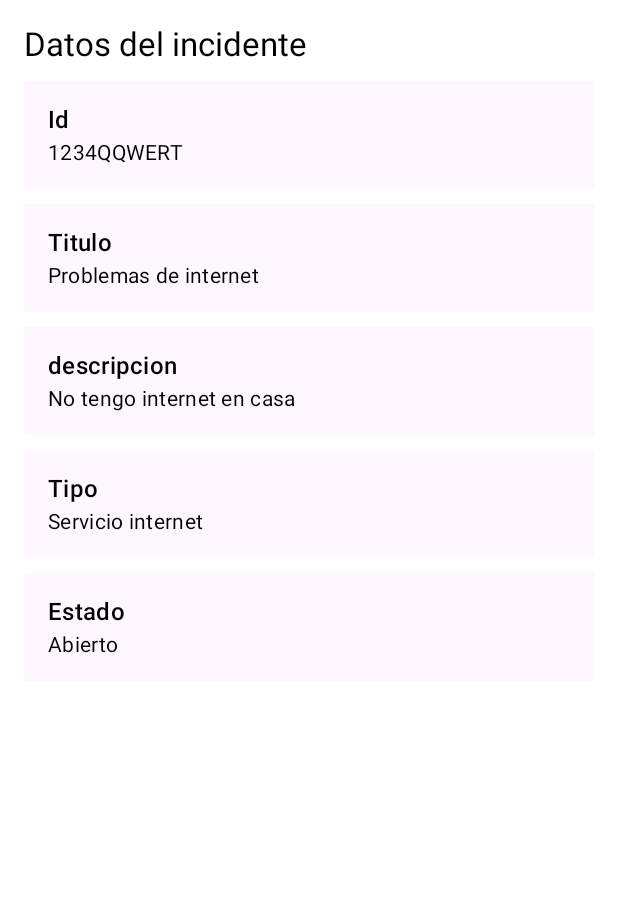
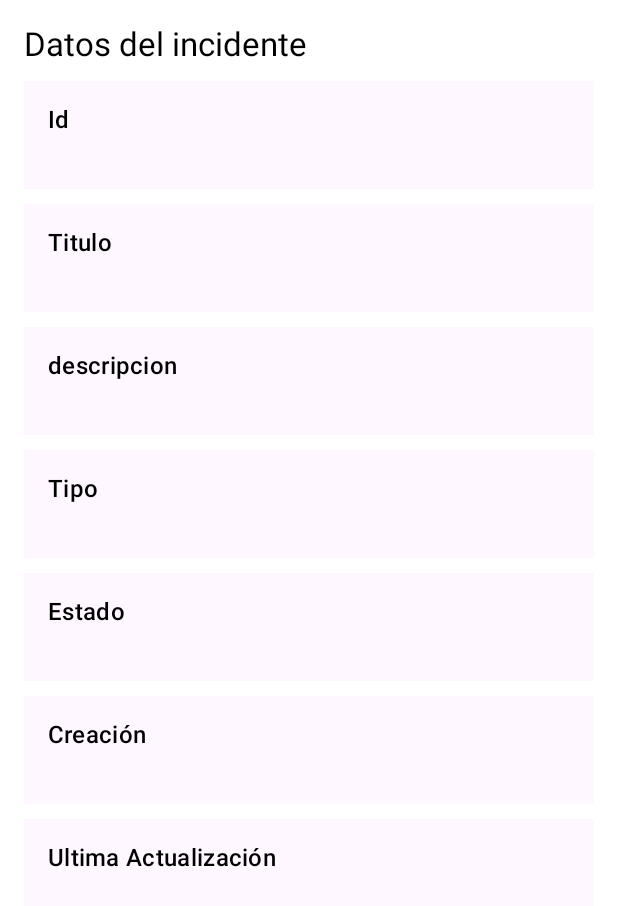
Before and after one commit to leinaro/MISW-ABCALL-E12-ANDROID, an Android app built with Jetpack Compose: the @Preview function IncidentDetailsScreenPreview, on a phone screen of 412 x 824 dp. Shown: the top 906 px of the screen. Run offline under Robolectric (Android 15) with nearby library versions, the phone set to English and light mode, and no system bars.

Commit message:
[ABCALL-15] incident queries error manage

```diff
--- a/app/src/main/java/com/misw/abcall/data/di/DataProvidesModule.kt
+++ b/app/src/main/java/com/misw/abcall/data/di/DataProvidesModule.kt
@@ -13,7 +13,7 @@ import retrofit2.Retrofit
 import retrofit2.converter.moshi.MoshiConverterFactory
 import javax.inject.Singleton
 
-private const val BASE_URL = "http://ec2-3-12-155-51.us-east-2.compute.amazonaws.com:3000/"
+private const val BASE_URL = "http://10.0.2.2:5008/"
 
 @Module
 @InstallIn(SingletonComponent::class)
--- a/app/src/main/java/com/misw/abcall/ui/ABCallViewModel.kt
+++ b/app/src/main/java/com/misw/abcall/ui/ABCallViewModel.kt
@@ -3,6 +3,7 @@ package com.misw.abcall.ui
 import androidx.lifecycle.ViewModel
 import androidx.lifecycle.viewModelScope
 import com.misw.abcall.domain.ABCallRepository
+import com.misw.abcall.domain.IncidentDTO
 import com.misw.abcall.ui.Routes.IncidentDetails
 import com.misw.abcall.ui.state.ABCallEvent
 import com.misw.abcall.ui.state.ABCallEvent.NavigateTo
@@ -31,6 +32,8 @@ class ABCallViewModel @Inject constructor(
     val isRefreshing: StateFlow<Boolean> = repository.isRefreshing
     var isInternetAvailable: StateFlow<Boolean> = repository.isInternetAvailable
 
+    var incidentDTO: IncidentDTO? = null
+
     private fun searchIncidentOrUser(query: String) {
         val mutex = Mutex()
         viewModelScope.launch {
@@ -47,6 +50,7 @@ class ABCallViewModel @Inject constructor(
                                 incident = incident,
                             )
                         )*/
+                        incidentDTO = incident
                         setEvent(
                             NavigateTo(IncidentDetails.path.replace("{incidentId}",incident.id.orEmpty() ))
                         )
@@ -78,6 +82,8 @@ class ABCallViewModel @Inject constructor(
             }
 
     }
+
+    fun getIncident() = incidentDTO
 }
 
 sealed class UserIntent{
--- a/app/src/main/java/com/misw/abcall/ui/SplashScreen.kt
+++ b/app/src/main/java/com/misw/abcall/ui/SplashScreen.kt
@@ -46,9 +46,9 @@ fun SplashScreen(
 
     Column(
         modifier = Modifier
-           // .background(Color.Blue)
+            .background(Color.White)
+            .fillMaxSize()
             .testTag("SplashScreen"),
-      //  contentAlignment = Alignment.Center
     ) {
         val composition by rememberLottieComposition(RawRes(R.raw.panda))
         LottieAnimation(
--- a/app/src/main/java/com/misw/abcall/ui/user/IncidentDetailsScreen.kt
+++ b/app/src/main/java/com/misw/abcall/ui/user/IncidentDetailsScreen.kt
@@ -12,10 +12,11 @@ import androidx.compose.ui.Modifier
 import androidx.compose.ui.graphics.Color
 import androidx.compose.ui.tooling.preview.Preview
 import androidx.compose.ui.unit.dp
+import com.misw.abcall.domain.IncidentDTO
 import com.misw.abcall.ui.theme.ABCallTheme
 
 @Composable
-fun IncidentDetailsScreen(incidentId: Int?) {
+fun IncidentDetailsScreen(incidentId: Int? = null, incident: IncidentDTO?) {
     Column(
         modifier = Modifier.fillMaxWidth()
             .padding(16.dp),
@@ -26,11 +27,13 @@ fun IncidentDetailsScreen(incidentId: Int?) {
             style = MaterialTheme.typography.titleLarge,
         )
 
-        DataBox("Id", "1234QQWERT")
-        DataBox("Titulo", "Problemas de internet")
-        DataBox("descripcion", "No tengo internet en casa")
-        DataBox("Tipo", "Servicio internet")
-        DataBox("Estado", "Abierto")
+        DataBox("Id", incident?.id.orEmpty())
+        DataBox("Titulo", incident?.description.orEmpty())
+        DataBox("descripcion", incident?.description.orEmpty())
+        DataBox("Tipo", incident?.registration_medium.orEmpty())
+        DataBox("Estado", incident?.status.orEmpty())
+        DataBox("Creación", incident?.date.orEmpty())
+        DataBox("Ultima Actualización", incident?.date.orEmpty())
 
     }
 }
@@ -57,6 +60,6 @@ private fun DataBox(title: String, description: String){
 @Preview(showBackground = true, showSystemUi = true)
 fun IncidentDetailsScreenPreview() {
     ABCallTheme {
-        IncidentDetailsScreen(incidentId = 1)
+        IncidentDetailsScreen(incidentId = 1, incident = null)
     }
 }
--- a/app/src/main/res/values/strings.xml
+++ b/app/src/main/res/values/strings.xml
@@ -11,9 +11,8 @@
 
   <string name="en">English</string>
   <string name="es">Spanish</string>
-
-
-
+  <string name="required_not_empty">El campo no puede estar vacío</string>
+  <string name="max_char_limit">El campo debe tener minimo 1$s caracteres</string>
 
 
 </resources>
--- /dev/null
+++ b/app/src/main/res/xml/network_security_config.xml
@@ -0,0 +1,6 @@
+<?xml version="1.0" encoding="utf-8"?>
+<network-security-config>
+  <domain-config cleartextTrafficPermitted="true">
+    <domain includeSubdomains="true">10.0.2.2</domain>
+  </domain-config>
+</network-security-config>
```
Also changed, not shown: app/src/main/AndroidManifest.xml (+6 -5 lines), app/src/main/java/com/misw/abcall/data/ABCallRepositoryImpl.kt (+0 -9 lines), app/src/main/java/com/misw/abcall/ui/MainActivity.kt (+6 -2 lines), app/src/main/java/com/misw/abcall/ui/MainScreenContent.kt (+4 -3 lines), app/src/main/java/com/misw/abcall/ui/user/SearchIncidentScreenContent.kt (+32 -2 lines).
